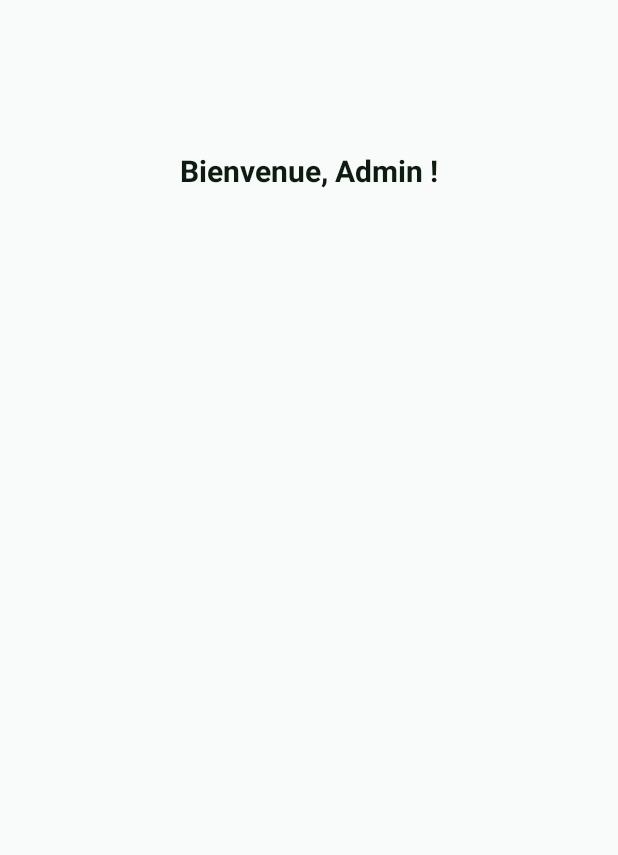
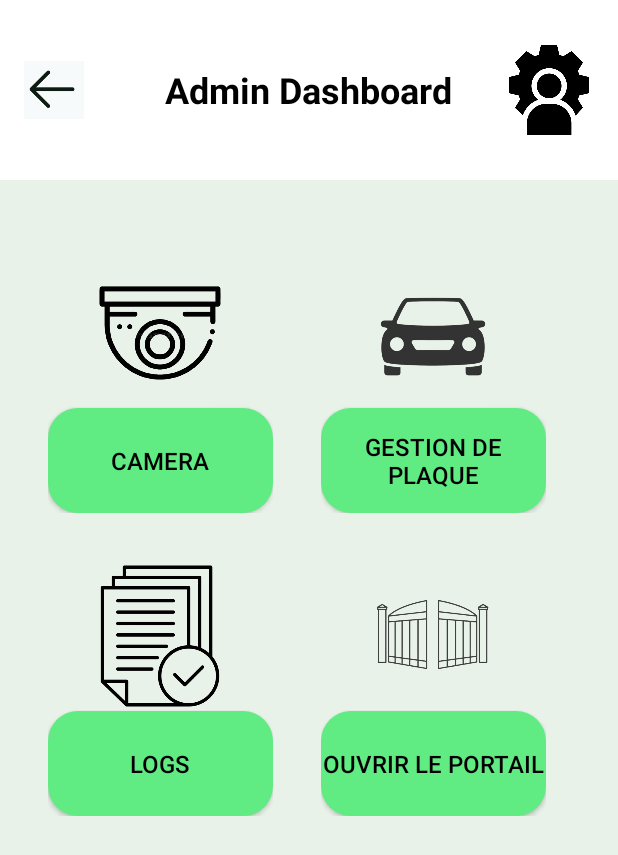
Before and after one commit to JR-CIEL-2-PROJETS/25-easyportal, an Android app built with Jetpack Compose: the AdminDashboardActivity screen opened directly, with no data from a screen before it, on a phone screen of 412 x 824 dp. Shown: the top 855 px of the screen. Run offline under Robolectric (Android 15) with nearby library versions, the phone set to English and light mode, and no system bars.

Commit message:
dashboardadminfini

```diff
--- a/app/src/main/java/com/example/easyportal/AdminDashboardActivity.kt
+++ b/app/src/main/java/com/example/easyportal/AdminDashboardActivity.kt
@@ -1,6 +1,7 @@
 package com.example.easyportal
 
 import android.os.Bundle
+import android.widget.ImageView
 import androidx.appcompat.app.AppCompatActivity
 
 class AdminDashboardActivity : AppCompatActivity() {
@@ -8,5 +9,10 @@ class AdminDashboardActivity : AppCompatActivity() {
     override fun onCreate(savedInstanceState: Bundle?) {
         super.onCreate(savedInstanceState)
         setContentView(R.layout.activity_admin_dashboard)
+
+        val backButton = findViewById<ImageView>(R.id.back_button)
+        backButton.setOnClickListener {
+            onBackPressed()  // Revient à l'écran précédent
+        }
     }
 }
--- a/app/src/main/java/com/example/easyportal/LoginActivity.kt
+++ b/app/src/main/java/com/example/easyportal/LoginActivity.kt
@@ -65,7 +65,7 @@ class LoginActivity : AppCompatActivity() {
         // Tentative de connexion pour les utilisateurs
         val urlUser = "https://4db7e0eb-4ed7-4f36-8568-cbdb4e93af75.mock.pstmn.io/connexion/user1?email=$email&password=$password"
         // Tentative de connexion pour l'admin
-        val urlAdmin = "https://4db7e0eb-4ed7-4f36-8568-cbdb4e93af75.mock.pstmn.io/connexion/admin1?username=admin&password=admin"
+        val urlAdmin = "https://4db7e0eb-4ed7-4f36-8568-cbdb4e93af75.mock.pstmn.io/connexion/admin1?email=admin@gmail.com&password=admin"
 
         val requestQueue = Volley.newRequestQueue(this)
 
--- a/app/src/main/res/layout/activity_admin_dashboard.xml
+++ b/app/src/main/res/layout/activity_admin_dashboard.xml
@@ -1,20 +1,156 @@
 <?xml version="1.0" encoding="utf-8"?>
-<RelativeLayout xmlns:android="http://schemas.android.com/apk/res/android"
+<android.widget.ScrollView xmlns:android="http://schemas.android.com/apk/res/android"
     android:layout_width="match_parent"
     android:layout_height="match_parent"
-    android:background="#f8fbf9">
+    android:background="#E8F2E8">
 
-    <!-- Titre du tableau de bord Admin -->
-    <TextView
-        android:id="@+id/welcome_text"
-        android:layout_width="wrap_content"
+    <LinearLayout
+        android:layout_width="match_parent"
         android:layout_height="wrap_content"
-        android:layout_centerHorizontal="true"
-        android:layout_marginTop="100dp"
-        android:text="Bienvenue, Admin !"
-        android:textSize="20sp"
-        android:textStyle="bold"
-        android:textColor="#0e1b11" />
+        android:orientation="vertical"
+        android:gravity="center">
 
-    <!-- Vous pouvez ajouter des boutons ou des sections supplémentaires ici -->
-</RelativeLayout>
+        <!-- Top bar with title and admin icon -->
+        <RelativeLayout
+            android:layout_width="match_parent"
+            android:layout_height="120dp"
+            android:background="#FFFFFF"
+            android:padding="16dp">
+
+            <!-- Back button -->
+            <ImageView
+                android:id="@+id/back_button"
+                android:layout_width="40dp"
+                android:layout_height="40dp"
+                android:layout_alignParentStart="true"
+                android:layout_centerVertical="true"
+                android:src="@drawable/fleche" />
+
+            <!-- Title -->
+            <TextView
+                android:id="@+id/title"
+                android:layout_width="wrap_content"
+                android:layout_height="wrap_content"
+                android:layout_centerInParent="true"
+                android:text="Admin Dashboard"
+                android:textSize="24sp"
+                android:textStyle="bold"
+                android:textColor="#000000" />
+
+            <!-- Admin icon -->
+            <ImageView
+                android:id="@+id/admin_image"
+                android:layout_width="60dp"
+                android:layout_height="60dp"
+                android:layout_alignParentEnd="true"
+                android:layout_centerVertical="true"
+                android:src="@drawable/administrator" />
+        </RelativeLayout>
+
+        <!-- Dashboard buttons -->
+        <GridLayout
+            android:layout_width="match_parent"
+            android:layout_height="wrap_content"
+            android:layout_marginTop="20dp"
+            android:columnCount="2"
+            android:gravity="center"
+            android:padding="16dp"
+            android:rowCount="2">
+
+            <!-- Camera Button -->
+            <LinearLayout
+                android:layout_width="wrap_content"
+                android:layout_height="wrap_content"
+                android:gravity="center"
+                android:orientation="vertical"
+                android:padding="16dp">
+
+                <ImageView
+                    android:layout_width="100dp"
+                    android:layout_height="100dp"
+                    android:src="@drawable/camera" />
+
+                <Button
+                    android:id="@+id/btn_camera"
+                    android:layout_width="150dp"
+                    android:layout_height="70dp"
+                    android:background="@drawable/rounded_button1"
+                    android:text="Camera"
+                    android:textColor="#000000"
+                    android:textSize="16sp" />
+            </LinearLayout>
+
+            <!-- Gestion de Plaque Button -->
+            <LinearLayout
+                android:layout_width="wrap_content"
+                android:layout_height="wrap_content"
+                android:gravity="center"
+                android:orientation="vertical"
+                android:padding="16dp">
+
+                <ImageView
+                    android:layout_width="100dp"
+                    android:layout_height="100dp"
+                    android:src="@drawable/voiture" />
+
+                <Button
+                    android:id="@+id/btn_plaques"
+                    android:layout_width="150dp"
+                    android:layout_height="70dp"
+                    android:background="@drawable/rounded_button1"
+                    android:text="Gestion de Plaque"
+                    android:textColor="#000000"
+                    android:textSize="16sp" />
+            </LinearLayout>
+
+            <!-- Logs Button -->
+            <LinearLayout
+                android:layout_width="wrap_content"
+                android:layout_height="wrap_content"
+                android:gravity="center"
+                android:orientation="vertical"
+                android:padding="16dp">
+
+                <ImageView
+                    android:layout_width="100dp"
+                    android:layout_height="100dp"
+                    android:src="@drawable/logs" />
+
+                <Button
+                    android:id="@+id/btn_logs"
+                    android:layout_width="150dp"
+                    android:layout_height="70dp"
+                    android:background="@drawable/rounded_button1"
+                    android:text="Logs"
+                    android:textColor="#000000"
+                    android:textSize="16sp" />
+            </LinearLayout>
+
+            <!-- Ouvrir le portail Button -->
+            <LinearLayout
+                android:layout_width="wrap_content"
+                android:layout_height="wrap_content"
+                android:gravity="center"
+                android:orientation="vertical"
+                android:padding="16dp">
+
+                <ImageView
+                    android:layout_width="100dp"
+                    android:layout_height="100dp"
+                    android:src="@drawable/portail" />
+
+                <Button
+                    android:id="@+id/btn_portail"
+                    android:layout_width="150dp"
+                    android:layout_height="70dp"
+                    android:background="@drawable/rounded_button1"
+                    android:text="Ouvrir le portail"
+                    android:textColor="#000000"
+                    android:textSize="16sp" />
+            </LinearLayout>
+
+        </GridLayout>
+
+    </LinearLayout>
+
+</android.widget.ScrollView>
```
Also changed, not shown: app/src/main/res/drawable/administrator.png (added), app/src/main/res/drawable/camera.png (added), app/src/main/res/drawable/logs.png (added).
